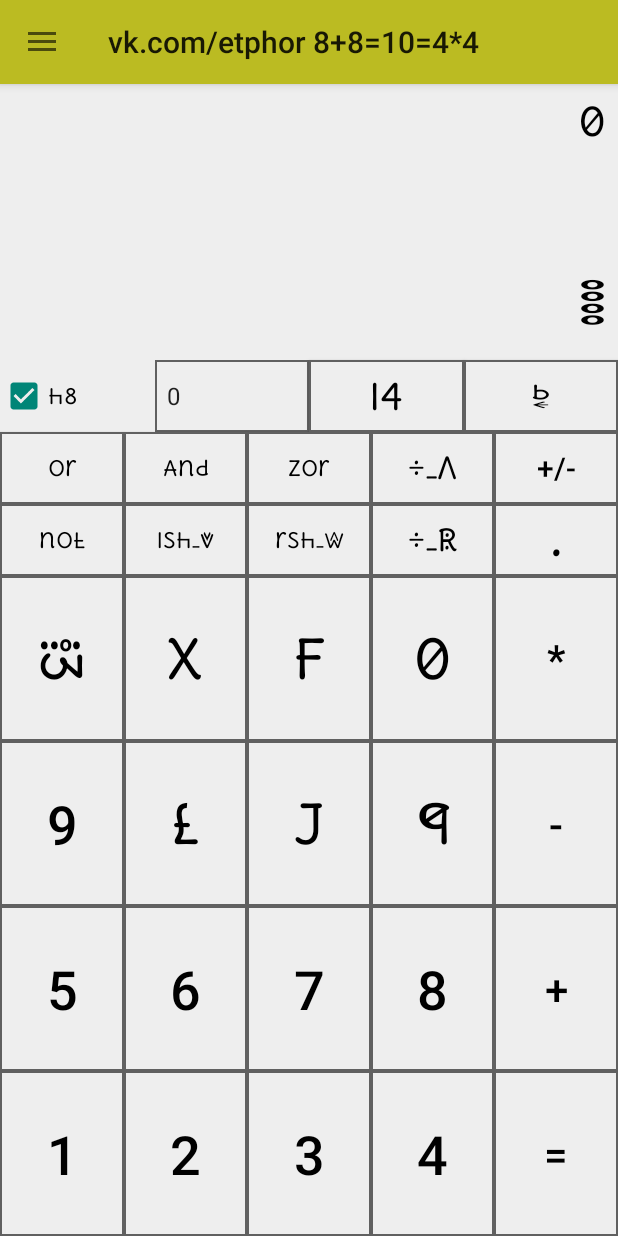
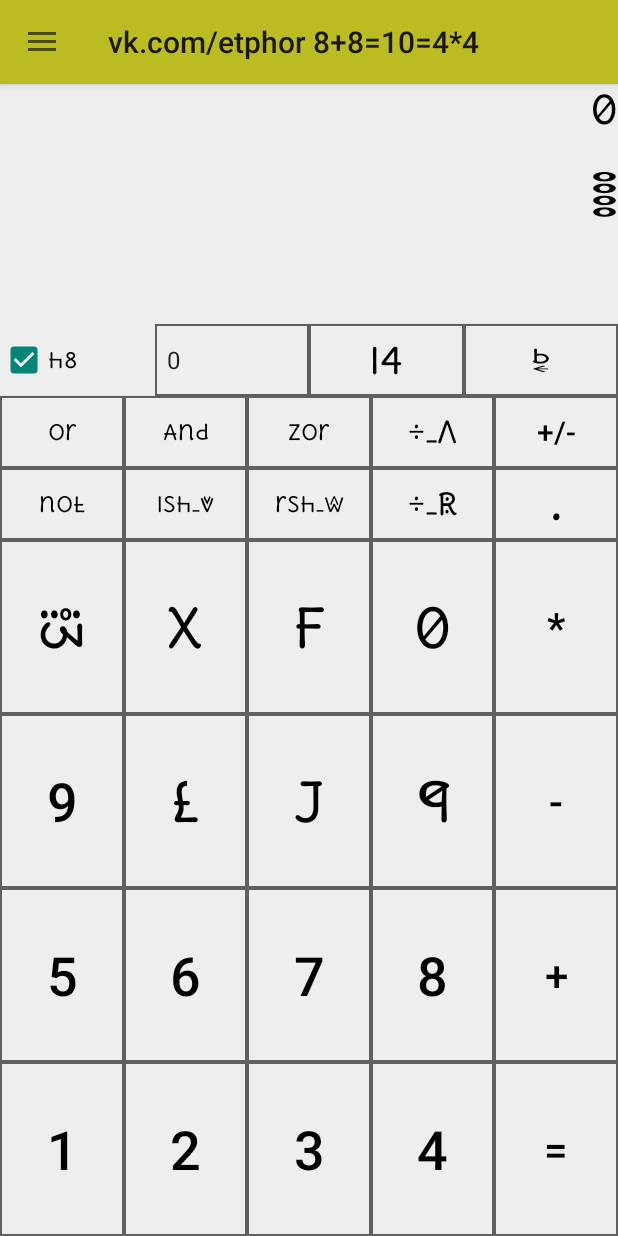
Before and after one commit to MStefan99/calculator, an Android app: the screen it shows after launch (MainActivity), after a tap on "l8", on a phone screen of 412 x 824 dp. Run offline under Robolectric (Android 15) with nearby library versions, the phone set to English and light mode, and no system bars; libraries missing offline, so code that uses them is left out: io.realm; 1 statement that could not run was skipped.

Commit message:
dizit nem viyu

```diff
--- a/app/src/main/java/com/annushkaproject/programmerscalculator/fragments/ProgrammerFragment.java
+++ b/app/src/main/java/com/annushkaproject/programmerscalculator/fragments/ProgrammerFragment.java
@@ -8,7 +8,6 @@ import android.util.Log;
 import android.view.LayoutInflater;
 import android.view.View;
 import android.view.ViewGroup;
-import android.widget.AdapterView;
 import android.widget.ArrayAdapter;
 import android.widget.Button;
 import android.widget.CheckBox;
@@ -25,7 +24,8 @@ import com.annushkaproject.programmerscalculator.utils.ProgrammerOperationsUtil;
 
 public class ProgrammerFragment extends Fragment {
 
-    private TextView textView; private TextView textView3;
+    private TextView u5h_tekst_viyu; private TextView u2b_tekst_viyu;
+    private TextView dizit_tekst_viyu; private TextView ekuation_tekst_viyu;
     private ProgrammerCalcModel calcModel = new ProgrammerCalcModel();
     private boolean secondValueInputStarted = false;
     private String packageName;
@@ -34,6 +34,7 @@ public class ProgrammerFragment extends Fragment {
     private mode_enum modeenum = mode_enum.mode_enum_heks;
     private boolean limit_phen_dizits_recahed = false ;
     private int limit_dizits = 14 ;
+//    String[] dizit_nems_array = getResources().getStringArray(R.array.dizit_nems_array);
 
     @Nullable @Override
     public View onCreateView(@NonNull LayoutInflater inflater, @Nullable ViewGroup container, @Nullable Bundle savedInstanceState) {
@@ -46,7 +47,9 @@ public class ProgrammerFragment extends Fragment {
     }
 
     @Override public void onViewCreated(@NonNull View view, @Nullable Bundle savedInstanceState) { super.onViewCreated(view, savedInstanceState);
-        textView = getView().findViewById(R.id.inputField); textView3 = getView().findViewById(R.id.inputField2);
+        u5h_tekst_viyu = getView().findViewById(R.id.u5h_tekst_viyu); u2b_tekst_viyu = getView().findViewById(R.id.u2b_tekst_viyu);
+        dizit_tekst_viyu = getView().findViewById(R.id.dizit_tekst_viyu); ekuation_tekst_viyu = getView().findViewById(R.id.ekuation_tekst_viyu);
+        //
         setupNumberButtons();setupOperatorButtons();setupLetterButtons();setupCalculateButton();setupDeleteButton();
         //setupClearButton(); TODO: add clear button
         setupSignButton();
@@ -65,7 +68,9 @@ public class ProgrammerFragment extends Fragment {
     private void setupNumberButtons() {
         for (int i = 0; i < 10; i++) {
             Button button = getView().findViewById(getResources().getIdentifier("button" + i, "id", packageName));
+//            int finalI = i;
             button.setOnClickListener((v) -> {
+//                dizit_tekst_viyu.setText(dizit_nems_array[finalI]);
                 if (!limit_phen_dizits_recahed) usePressedNumber(((Button) v).getText().toString());
             });
         }
@@ -73,14 +78,27 @@ public class ProgrammerFragment extends Fragment {
 
     private void setupLetterButtons() {
         int[] letterButtonIDs = new int[]{R.id.buttonA, R.id.buttonB, R.id.buttonC, R.id.buttonD, R.id.buttonE, R.id.buttonF};
+//        int for_start_i = 10 ;
         for (int buttonID : letterButtonIDs) {
             Button button = getView().findViewById(buttonID);
+//            int finalFor_start_i = for_start_i;
             button.setOnClickListener((v) -> {
+//                dizit_tekst_viyu.setText(dizit_nems_array[finalFor_start_i]);
+                switch (buttonID) {
+                    case R.id.buttonA : dizit_tekst_viyu.setText("ten"); break;
+                    case R.id.buttonB : dizit_tekst_viyu.setText("zilevn"); break;
+                    case R.id.buttonC : dizit_tekst_viyu.setText("kvAlv"); break;
+                    case R.id.buttonD : dizit_tekst_viyu.setText("dblyu"); break;
+                    case R.id.buttonE : dizit_tekst_viyu.setText("Aksen"); break;
+                    case R.id.buttonF : dizit_tekst_viyu.setText("phen"); break;
+                }
+
                 if (!limit_phen_dizits_recahed) {
-                    System.out.println(button.getText().toString());
+//                    System.out.println(button.getText().toString());
                     usePressedNumber(((Button) v).getText().toString());
                 }
             });
+//            for_start_i += 1;
         }
     }
 
@@ -121,7 +139,7 @@ public class ProgrammerFragment extends Fragment {
             updateText(updatedString);
         });
     }
-    private String currentString() { return textView.getText().toString(); }
+    private String currentString() { return u5h_tekst_viyu.getText().toString(); }
     private void setupWordLengthButton() { Button modeButton = getView().findViewById(R.id.buttonLength);modeButton.setOnClickListener(v -> {
             long val = Long.parseLong(currentString(), modeenum.getBase());
             if (bytelengthenum.ordinal() < 3) {
@@ -153,7 +171,7 @@ public class ProgrammerFragment extends Fragment {
 //    }
     private void setup_heks_cb() {
         CheckBox heks_cb = getView().findViewById(R.id.heks_check_boks); heks_cb.setOnCheckedChangeListener( (v, id) -> {
-            long number = Long.parseLong(textView.getText().toString(), modeenum.getBase());
+            long number = Long.parseLong(u5h_tekst_viyu.getText().toString(), modeenum.getBase());
             if (heks_cb.isChecked()) { modeenum = mode_enum.mode_enum_heks; enableButtonsALL(); }
             else {modeenum = mode_enum.mode_enum_dec; enableButtonsDEC();}
             updateText(formatText(number));
@@ -171,10 +189,10 @@ public class ProgrammerFragment extends Fragment {
 //        spinner.setOnItemClickListener((AdapterView.OnItemClickListener) spinboks_listener);
     }
     private void usePressedNumber(String number) {
-        if (currentString().equals("0") && !number.equals(".")) { textView.setText(""); textView3.setText(""); }
+        if (currentString().equals("0") && !number.equals(".")) { u5h_tekst_viyu.setText(""); u2b_tekst_viyu.setText(""); }
         String newString;
         if (secondValueInputStarted) { newString = number;secondValueInputStarted = false; }
-        else newString = textView.getText().toString() + number;
+        else newString = u5h_tekst_viyu.getText().toString() + number;
         updateText(newString);
     }
 
@@ -212,16 +230,16 @@ public class ProgrammerFragment extends Fragment {
                 int input1_tekst_size_small = (int) (getResources().getDimension(R.dimen.input1_tekst_size_small));// / getResources().getDisplayMetrics().density) ;
                 int input3_tekst_size_small = (int) (getResources().getDimension(R.dimen.input3_tekst_size_small));// / getResources().getDisplayMetrics().density) ;
 
-                textView.setTextSize(18);
-                textView3.setTextSize(27);
+                u5h_tekst_viyu.setTextSize(18);
+                u2b_tekst_viyu.setTextSize(27);
             }
             else {
                 int input1_tekst_size_big = (int) (getResources().getDimension(R.dimen.input1_tekst_size_big));// / getResources().getDisplayMetrics().density) ;
                 int input3_tekst_size_big = (int) (getResources().getDimension(R.dimen.input3_tekst_size_big));// / getResources().getDisplayMetrics().density) ;
-                textView.setTextSize(26);
-                textView3.setTextSize(39);
+                u5h_tekst_viyu.setTextSize(26);
+                u2b_tekst_viyu.setTextSize(39);
             }
-            textView.setText(updatedText); textView3.setText(updatedText);
+            u5h_tekst_viyu.setText(updatedText); u2b_tekst_viyu.setText(updatedText);
             calcModel.updateValues(updatedText, modeenum);
         }
     }
@@ -229,9 +247,9 @@ public class ProgrammerFragment extends Fragment {
     private void setTextViewValue(Double value) {
         boolean isWholeValue = value % 1 == 0;
         if (isWholeValue) {
-            textView.setText(String.format("%.0f", value)); textView3.setText(String.format("%.0f", value));
+            u5h_tekst_viyu.setText(String.format("%.0f", value)); u2b_tekst_viyu.setText(String.format("%.0f", value));
         } else {
-            textView.setText(Double.toString(value)); textView3.setText(Double.toString(value));
+            u5h_tekst_viyu.setText(Double.toString(value)); u2b_tekst_viyu.setText(Double.toString(value));
         }
     }
 
--- a/app/src/main/java/com/annushkaproject/programmerscalculator/fragments/StandardFragment.java
+++ b/app/src/main/java/com/annushkaproject/programmerscalculator/fragments/StandardFragment.java
@@ -60,7 +60,7 @@ public class StandardFragment extends Fragment {
     public void onViewCreated(@NonNull View view, @Nullable Bundle savedInstanceState) {
         super.onViewCreated(view, savedInstanceState);
 
-        textView = getView().findViewById(R.id.inputField);
+        textView = getView().findViewById(R.id.u5h_tekst_viyu);
 
         fillNumberButtons();
         fillOperatorButtons();
--- a/app/src/main/res/layout-land/fragment_programmer.xml
+++ b/app/src/main/res/layout-land/fragment_programmer.xml
@@ -9,7 +9,7 @@
     app:layout_behavior="@string/appbar_scrolling_view_behavior">
 
     <TextView
-        android:id="@+id/inputField"
+        android:id="@+id/u5h_tekst_viyu"
         android:layout_width="0dp"
         android:layout_height="40dp"
         android:layout_marginStart="16dp"
@@ -33,7 +33,7 @@
         android:textAlignment="viewStart"
         android:textColor="?attr/primaryTextColor"
         app:layout_constraintEnd_toEndOf="parent"
-        app:layout_constraintTop_toTopOf="@+id/inputField" />
+        app:layout_constraintTop_toTopOf="@+id/u5h_tekst_viyu" />
 
     <Button
         android:id="@+id/buttonEquals"
@@ -421,7 +421,7 @@
         android:layout_height="40dp"
         android:orientation="horizontal"
         app:layout_constraintStart_toStartOf="parent"
-        app:layout_constraintTop_toBottomOf="@+id/inputField">
+        app:layout_constraintTop_toBottomOf="@+id/u5h_tekst_viyu">
 
         <RadioButton
             android:id="@+id/radioButtonHex"
@@ -466,7 +466,7 @@
         android:text="Mode"
         app:layout_constraintBottom_toBottomOf="@+id/radioGroup"
         app:layout_constraintStart_toEndOf="@+id/radioGroup"
-        app:layout_constraintTop_toBottomOf="@+id/inputField" />
+        app:layout_constraintTop_toBottomOf="@+id/u5h_tekst_viyu" />
 
     <Button
         android:id="@+id/buttonLength"
@@ -478,7 +478,7 @@
         android:textColor="?attr/primaryTextColor"
         app:layout_constraintBottom_toBottomOf="@+id/radioGroup"
         app:layout_constraintStart_toEndOf="@+id/radioGroup"
-        app:layout_constraintTop_toBottomOf="@+id/inputField" />
+        app:layout_constraintTop_toBottomOf="@+id/u5h_tekst_viyu" />
 
 
 </android.support.constraint.ConstraintLayout>
--- a/app/src/main/res/layout/fragment_programmer.xml
+++ b/app/src/main/res/layout/fragment_programmer.xml
@@ -5,27 +5,36 @@
   android:id="@+id/constraintLayout" android:layout_width="match_parent" android:layout_height="match_parent"
   app:layout_behavior="@string/appbar_scrolling_view_behavior">
 
-  <TextView android:id="@+id/inputField" android:layout_width="0dp" android:layout_height="48dp"
-   android:layout_marginStart="8dp" android:layout_marginTop="8dp" android:layout_marginEnd="8dp"
+<!--    android:layout_marginStart="8dp" android:layout_marginTop="8dp" android:layout_marginEnd="8dp"    -->
+  <TextView android:id="@+id/u5h_tekst_viyu" android:layout_width="0dp" android:layout_height="48dp"
    android:fontFamily="@font/u5h" android:text="0" android:textAlignment="textEnd"
    android:textColor="?attr/primaryTextColor" android:textSize="@dimen/input1_tekst_size_big"
       app:layout_constraintStart_toStartOf="parent" app:layout_constraintEnd_toEndOf="parent"
    app:layout_constraintTop_toTopOf="parent" />
 
-    <TextView android:id="@+id/input_ekuation" android:layout_width="0dp" android:layout_height="48dp"
-        android:layout_marginStart="8dp" android:layout_marginTop="8dp" android:layout_marginEnd="8dp"
-        android:fontFamily="@font/u5h" android:text="" android:textAlignment="textEnd"
+    <!--    android:layout_marginStart="8dp" android:layout_marginTop="8dp" android:layout_marginEnd="8dp"-->
+    <TextView android:id="@+id/u2b_tekst_viyu" android:layout_width="0dp" android:layout_height="64dp"
+        android:fontFamily="@font/u2vrtikl" android:text="0" android:textAlignment="textEnd"
+        android:textColor="?attr/primaryTextColor" android:textSize="@dimen/input3_tekst_size_big"
+        app:layout_constraintStart_toStartOf="parent" app:layout_constraintEnd_toEndOf="parent"
+        android:enabled="false" android:focusable="false" android:focusableInTouchMode="false"
+        app:layout_constraintTop_toBottomOf="@+id/u5h_tekst_viyu"/>
+
+<!--    android:layout_marginStart="8dp" android:layout_marginTop="8dp" android:layout_marginEnd="8dp"-->
+    <TextView android:id="@+id/ekuation_tekst_viyu" android:layout_width="0dp" android:layout_height="48dp"
+        android:fontFamily="@font/u5" android:text="" android:textAlignment="textEnd"
         android:textColor="?attr/primaryTextColor" android:textSize="@dimen/input2_tekst_size"
-        app:layout_constraintStart_toStartOf="parent" app:layout_constraintEnd_toEndOf="parent"
-        app:layout_constraintTop_toBottomOf="@+id/inputField" />
+        app:layout_constraintStart_toStartOf="parent" app:layout_constraintEnd_toStartOf="@+id/dizit_tekst_viyu"
+        app:layout_constraintTop_toBottomOf="@+id/u2b_tekst_viyu" />
 
-  <TextView android:id="@+id/inputField2" android:layout_width="0dp" android:layout_height="64dp"
-      android:layout_marginStart="8dp" android:layout_marginTop="8dp" android:layout_marginEnd="8dp"
-      android:fontFamily="@font/u2vrtikl" android:text="0" android:textAlignment="textEnd"
-      android:textColor="?attr/primaryTextColor" android:textSize="@dimen/input3_tekst_size_big"
-      app:layout_constraintStart_toStartOf="parent" app:layout_constraintEnd_toEndOf="parent"
-      android:enabled="false" android:focusable="false" android:focusableInTouchMode="false"
-      app:layout_constraintTop_toBottomOf="@+id/input_ekuation"/>
+<!--    android:layout_marginStart="8dp" android:layout_marginTop="8dp" android:layout_marginEnd="8dp"-->
+    <TextView android:id="@+id/dizit_tekst_viyu" android:layout_width="96dp" android:layout_height="48dp"
+        android:fontFamily="@font/u5" android:text="" android:textAlignment="textEnd"
+        android:textColor="?attr/primaryTextColor" android:textSize="18sp"
+        app:layout_constraintStart_toEndOf="@+id/ekuation_tekst_viyu" app:layout_constraintEnd_toEndOf="parent"
+        app:layout_constraintTop_toBottomOf="@+id/u2b_tekst_viyu" />
+
+
 <!--  app:layout_constraintStart_toStartOf="parent" app:layout_constraintEnd_toStartOf="@+id/buttonDel"-->
 
 <!-- //////////////////////////////// -->
@@ -34,19 +43,19 @@
         android:background="@color/backgroundColor" android:textColor="?attr/primaryTextColor"
         android:text="@string/heks_cb_label" android:fontFamily="@font/u5" android:textAllCaps="false"
         app:layout_constraintStart_toStartOf="parent" app:layout_constraintEnd_toStartOf="@id/decimal_precision_spinner"
-        app:layout_constraintTop_toBottomOf="@+id/inputField2" />
+        app:layout_constraintTop_toBottomOf="@+id/ekuation_tekst_viyu" />
 
     <Spinner  android:id="@+id/decimal_precision_spinner" android:layout_width="0dp" android:layout_height="0dp"
         android:entries="@array/decimal_points_selection_array"
         android:background="@drawable/calculator_button_main" android:textColor="?attr/primaryTextColor"
         android:text="@string/decimal_point_label" android:fontFamily="@font/u5" android:textAllCaps="false" android:textSize="@dimen/int_button_label_size"
-        app:layout_constraintBottom_toBottomOf="@id/heks_check_boks" app:layout_constraintTop_toBottomOf="@+id/inputField2"
+        app:layout_constraintBottom_toBottomOf="@id/heks_check_boks" app:layout_constraintTop_toBottomOf="@+id/ekuation_tekst_viyu"
         app:layout_constraintStart_toEndOf="@+id/heks_check_boks"   app:layout_constraintEnd_toStartOf="@id/buttonLength" />
 
     <Button    android:id="@+id/buttonLength"    android:layout_width="0dp"    android:layout_height="0dp"
         android:background="@drawable/calculator_button_main" android:textColor="?attr/primaryTextColor"
         android:text="l8" android:fontFamily="@font/u5" android:textSize="@dimen/int_len_button_label_size" android:textAllCaps="false"
-        app:layout_constraintBottom_toBottomOf="@id/heks_check_boks" app:layout_constraintTop_toBottomOf="@+id/inputField2"
+        app:layout_constraintBottom_toBottomOf="@id/heks_check_boks" app:layout_constraintTop_toBottomOf="@+id/ekuation_tekst_viyu"
         app:layout_constraintStart_toEndOf="@+id/decimal_precision_spinner"   app:layout_constraintEnd_toStartOf="@id/buttonDel" />
 
 <!--    <Button    android:id="@+id/buttonFdivide"    android:layout_width="0dp"    android:layout_height="0dp"-->
@@ -66,7 +75,7 @@
   <Button android:id="@+id/buttonDel" android:layout_width="0dp" android:layout_height="0dp"
    android:background="@drawable/calculator_button_main" android:textColor="?attr/primaryTextColor"
    android:text="B" android:fontFamily="@font/u5"  android:textAlignment="center"  android:textSize="@dimen/del_tekst_size"
-      app:layout_constraintBottom_toBottomOf="@id/heks_check_boks" app:layout_constraintTop_toBottomOf="@+id/inputField2"
+      app:layout_constraintBottom_toBottomOf="@id/heks_check_boks" app:layout_constraintTop_toBottomOf="@+id/ekuation_tekst_viyu"
       app:layout_constraintStart_toEndOf="@+id/buttonLength" app:layout_constraintEnd_toEndOf="parent" />
 
 <!-- //////////////////////////////// -->
--- a/app/src/main/res/layout/fragment_standard.xml
+++ b/app/src/main/res/layout/fragment_standard.xml
@@ -267,7 +267,7 @@
         app:layout_constraintTop_toBottomOf="@+id/buttonRDivide" />
 
     <TextView
-        android:id="@+id/inputField"
+        android:id="@+id/u5h_tekst_viyu"
         android:layout_width="0dp"
         android:layout_height="40dp"
         android:layout_marginStart="8dp"
@@ -292,7 +292,7 @@
         android:textAlignment="viewStart"
         android:textColor="?attr/primaryTextColor"
         app:layout_constraintEnd_toEndOf="parent"
-        app:layout_constraintTop_toBottomOf="@+id/inputField" />
+        app:layout_constraintTop_toBottomOf="@+id/u5h_tekst_viyu" />
 
     <Button
         android:id="@+id/buttonHistory"
--- a/app/src/main/res/values/strings.xml
+++ b/app/src/main/res/values/strings.xml
@@ -68,4 +68,22 @@
         <item>0.0000000</item>
     </string-array>
 
+    <string-array name="dizit_nems_array">
+        <item>vn</item>
+        <item>tu</item>
+        <item>Three</item>
+        <item>phor</item>
+        <item>phaiv</item>
+        <item>siks</item>
+        <item>seven</item>
+        <item>et</item>
+        <item>nine</item>
+        <item>ten</item>
+        <item>zilevn</item>
+        <item>kvAlv</item>
+        <item>dblyu</item>
+        <item>Aksen</item>
+        <item>phen</item>
+    </string-array>
+
 </resources>
```
Also changed, not shown: app/src/main/res/layout-land/fragment_standard.xml (+6 -6 lines).
